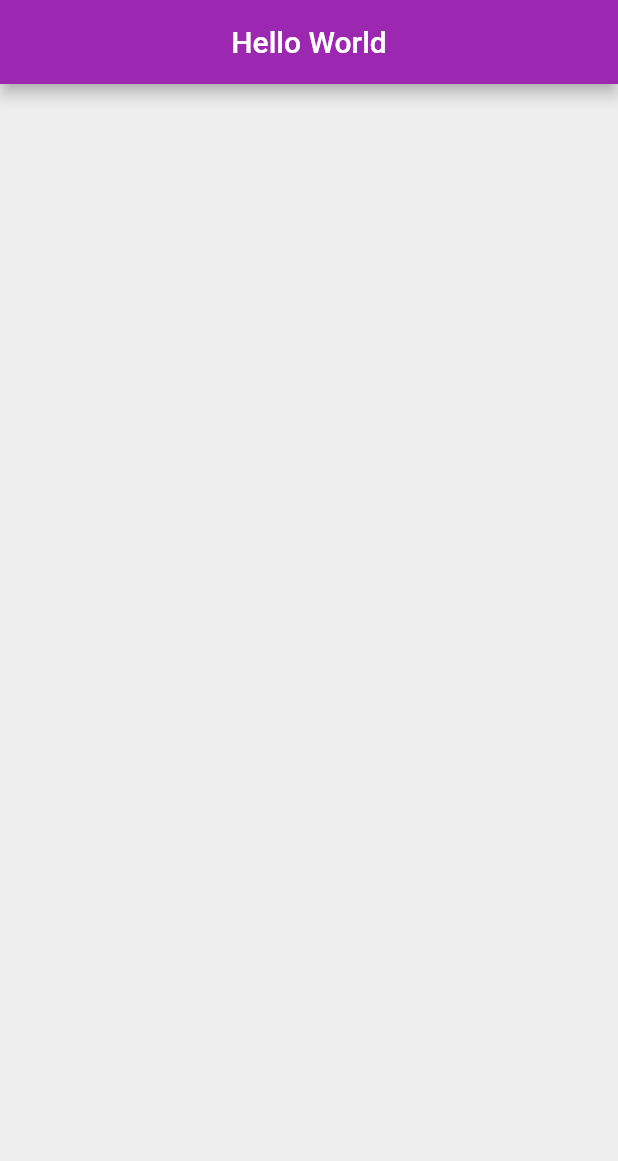
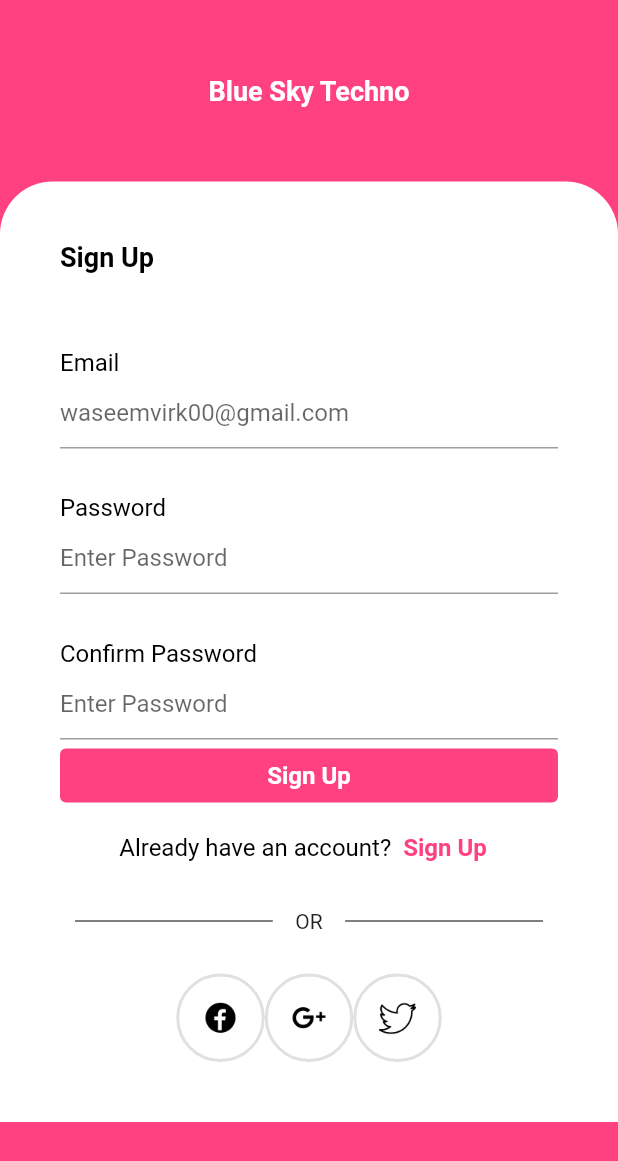
Before and after one commit to WaseemVirk00/flutter_learning_projects, a Flutter app: the screen it shows after launch, on a phone screen of 412 x 824 dp. Shown: the top 1161 px of the screen. Run offline on Flutter 3.47's test engine with Material 2 defaults, Android fonts, the phone set to English and light mode, and no system bars.

```diff
--- a/lib/main.dart
+++ b/lib/main.dart
@@ -1,12 +1,12 @@
 import 'package:flutter/cupertino.dart';
 import 'package:flutter/material.dart';
-import 'package:hello_world/pages/home_page.dart';
+import 'package:hello_world/pages/sign_up_page.dart';
 
 void main() {
   runApp(MaterialApp(
     title: "Awesome App",
-    home: HomePage(),
-    theme: ThemeData(primarySwatch: Colors.purple),
+    home: Sign_Up(),
+    theme: ThemeData(primarySwatch: Colors.pink),
     debugShowCheckedModeBanner: false,
   ));
 }
--- a/lib/pages/home_page.dart
+++ /dev/null
@@ -1,28 +0,0 @@
-import 'package:flutter/material.dart';
-
-class HomePage extends StatefulWidget {
-  const HomePage({Key? key}) : super(key: key);
-
-  @override
-  _HomePageState createState() => _HomePageState();
-}
-
-class _HomePageState extends State<HomePage> {
-
-  @override
-  void initState() {
-    super.initState();
-  }
-
-  @override
-  Widget build(BuildContext context) {
-    return Scaffold(
-      backgroundColor: Colors.grey[200],
-      appBar: AppBar(
-        title: Text("Hello World"),
-        centerTitle: true,
-      ),
-      body: Center(),
-    );
-  }
-}
--- /dev/null
+++ b/lib/pages/sign_up_page.dart
@@ -0,0 +1,225 @@
+import 'package:flutter/cupertino.dart';
+import 'package:flutter/material.dart';
+
+class Sign_Up extends StatefulWidget {
+  const Sign_Up({Key? key}) : super(key: key);
+
+  @override
+  _Sign_UpState createState() => _Sign_UpState();
+}
+
+class _Sign_UpState extends State<Sign_Up> {
+  @override
+  void initState() {
+    super.initState();
+  }
+
+  @override
+  Widget build(BuildContext context) {
+    return Scaffold(
+      backgroundColor: Colors.pinkAccent,
+      appBar: null,
+      body: SingleChildScrollView(
+        child: Column(
+          children: [
+            Center(
+              child: Container(
+                padding: EdgeInsets.all(50),
+                child: Text(
+                  "Blue Sky Techno",
+                  style: TextStyle(
+                    color: Colors.white,
+                    fontSize: 18,
+                    fontWeight: FontWeight.bold,
+                  ),
+                ),
+              ),
+            ),
+            Container(
+              decoration: BoxDecoration(
+                borderRadius: BorderRadius.only(
+                    bottomRight: Radius.zero,
+                    bottomLeft: Radius.zero,
+                    topRight: Radius.circular(35),
+                    topLeft: Radius.circular(35)),
+                color: Colors.white,
+              ),
+              child: Padding(
+                padding: const EdgeInsets.all(40.0),
+                child: Column(
+                  crossAxisAlignment: CrossAxisAlignment.start,
+                  children: <Widget>[
+                    Text(
+                      "Sign Up",
+                      style: TextStyle(
+                        color: Colors.black,
+                        fontSize: 18,
+                        fontWeight: FontWeight.bold,
+                      ),
+                    ),
+                    SizedBox(
+                      height: 50,
+                    ),
+                    Text(
+                      "Email",
+                      style: TextStyle(
+                        color: Colors.black,
+                        fontSize: 16,
+                      ),
+                    ),
+                    TextField(
+                      decoration: InputDecoration(
+                        hintText: "waseemvirk00@gmail.com",
+                      ),
+                    ),
+                    SizedBox(
+                      height: 30,
+                    ),
+                    Text(
+                      "Password",
+                      style: TextStyle(
+                        color: Colors.black,
+                        fontSize: 16,
+                      ),
+                    ),
+                    TextField(
+                      decoration: InputDecoration(
+                        hintText: "Enter Password",
+                      ),
+                    ),
+                    SizedBox(
+                      height: 30,
+                    ),
+                    Text(
+                      "Confirm Password",
+                      style: TextStyle(
+                        color: Colors.black,
+                        fontSize: 16,
+                      ),
+                    ),
+                    TextField(
+                      decoration: InputDecoration(
+                        hintText: "Enter Password",
+                      ),
+                    ),
+                    Center(
+                      child: ConstrainedBox(
+                        constraints:
+                        BoxConstraints(minHeight: 30, minWidth: 500),
+                        child: TextButton(
+                          style: TextButton.styleFrom(
+                            backgroundColor: Colors.pinkAccent,
+                          ),
+                          onPressed: null,
+                          child: Text(
+                            'Sign Up',
+                            style: TextStyle(
+                              color: Colors.white,
+                              fontSize: 16,
+                              fontWeight: FontWeight.bold,
+                            ),
+                          ),
+                        ),
+                      ),
+                    ),
+                    Center(
+                      child: Row(
+                        mainAxisAlignment: MainAxisAlignment.center,
+                        children: [
+                          Text(
+                            "Already have an account?",
+                            style: TextStyle(
+                              color: Colors.black,
+                              fontSize: 16,
+                            ),
+                          ),
+                          TextButton(
+                            onPressed: null,
+                            child: Text(
+                              'Sign Up',
+                              style: TextStyle(
+                                color: Colors.pinkAccent,
+                                fontSize: 16,
+                                fontWeight: FontWeight.bold,
+                              ),
+                            ),
+                          )
+                        ],
+                      ),
+                    ),
+                    Center(
+                      child: Row(
+                        children: [
+                          Divider(
+                            color: Colors.black54,
+                          ),
+                          Expanded(
+                            child: Container(
+                                margin: const EdgeInsets.only(
+                                    left: 10.0, right: 15.0),
+                                child: Divider(
+                                  color: Colors.black,
+                                  height: 50,
+                                )),
+                          ),
+                          Text("OR"),
+                          Expanded(
+                            child: Container(
+                                margin: const EdgeInsets.only(
+                                    left: 15.0, right: 10.0),
+                                child: Divider(
+                                  color: Colors.black,
+                                  height: 50,
+                                )),
+                          ),
+                        ],
+                      ),
+                    ),
+                    Padding(
+                      padding: const EdgeInsets.only(top: 10.0),
+                      child: Row(
+                        mainAxisAlignment: MainAxisAlignment.center,
+                        children: [
+                          Container(
+                            padding: EdgeInsets.all(15),
+                            decoration: BoxDecoration(
+                                border: Border.all(
+                                  width: 2,
+                                  color: Colors.black12,
+                                ),
+                                shape: BoxShape.circle),
+                            child: Image.asset("assets/images/facebook.png",width: 25,height: 25,),
+                          ),
+                          Container(
+                            padding: EdgeInsets.all(15),
+                            decoration: BoxDecoration(
+                                border: Border.all(
+                                  width: 2,
+                                  color: Colors.black12,
+                                ),
+                                shape: BoxShape.circle),
+                            child: Image.asset("assets/images/gmail_plus.png",width: 25,height: 25,),
+                          ),
+                          Container(
+                            padding: EdgeInsets.all(15),
+                            decoration: BoxDecoration(
+                                border: Border.all(
+                                  width: 2,
+                                  color: Colors.black12,
+                                ),
+                                shape: BoxShape.circle),
+                            child: Image.asset("assets/images/twitter.png",width: 25,height: 25,),
+                          )
+                        ],
+                      ),
+                    )
+                  ],
+                ),
+              ),
+            )
+          ],
+        ),
+      ),
+    );
+  }
+}
```
Also changed, not shown: lib/pages/sign_in_page.dart (added, +220 -0 lines), lib/pages/splash_screen.dart (added, +37 -0 lines), assets/images/facebook.png (added), assets/images/gmail_plus.png (added), assets/images/lake.jpg (deleted), assets/images/laptop.jpg (deleted), assets/images/laptop2.jpg (deleted), assets/images/my_image.jpg (deleted), assets/images/twitter.png (added), 1 other file.
